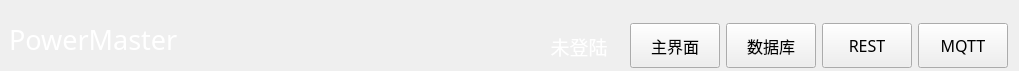
ChinaClever/SDMP, file sdmpCore/navbarwid.ui: the form before one commit.
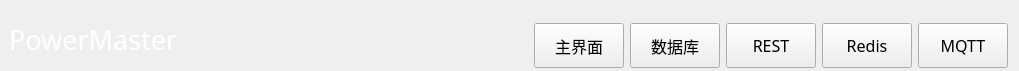
The form after the commit.

```diff
--- a/sdmpCore/navbarwid.ui
+++ b/sdmpCore/navbarwid.ui
@@ -23,6 +23,31 @@
    <property name="bottomMargin">
     <number>0</number>
    </property>
+   <item row="0" column="3">
+    <widget class="QPushButton" name="setBtn">
+     <property name="minimumSize">
+      <size>
+       <width>90</width>
+       <height>0</height>
+      </size>
+     </property>
+     <property name="maximumSize">
+      <size>
+       <width>230</width>
+       <height>45</height>
+      </size>
+     </property>
+     <property name="font">
+      <font>
+       <family>微软雅黑</family>
+       <pointsize>12</pointsize>
+      </font>
+     </property>
+     <property name="text">
+      <string>数据库</string>
+     </property>
+    </widget>
+   </item>
    <item row="0" column="0">
     <widget class="QLabel" name="label">
      <property name="minimumSize">
@@ -48,31 +73,28 @@
      </property>
     </widget>
    </item>
-   <item row="0" column="2">
-    <widget class="QLabel" name="userLab">
+   <item row="0" column="5">
+    <widget class="QPushButton" name="redisBtn">
      <property name="minimumSize">
       <size>
        <width>90</width>
        <height>0</height>
       </size>
      </property>
+     <property name="maximumSize">
+      <size>
+       <width>230</width>
+       <height>45</height>
+      </size>
+     </property>
      <property name="font">
       <font>
        <family>微软雅黑</family>
-       <pointsize>14</pointsize>
+       <pointsize>12</pointsize>
       </font>
      </property>
-     <property name="contextMenuPolicy">
-      <enum>Qt::PreventContextMenu</enum>
-     </property>
-     <property name="styleSheet">
-      <string notr="true">color: rgb(255, 255, 255);</string>
-     </property>
      <property name="text">
-      <string>未登陆</string>
-     </property>
-     <property name="alignment">
-      <set>Qt::AlignCenter</set>
+      <string>Redis</string>
      </property>
     </widget>
    </item>
@@ -89,32 +111,7 @@
      </property>
     </spacer>
    </item>
-   <item row="0" column="6">
-    <widget class="QPushButton" name="loginBtn">
-     <property name="minimumSize">
-      <size>
-       <width>90</width>
-       <height>0</height>
-      </size>
-     </property>
-     <property name="maximumSize">
-      <size>
-       <width>230</width>
-       <height>45</height>
-      </size>
-     </property>
-     <property name="font">
-      <font>
-       <family>微软雅黑</family>
-       <pointsize>12</pointsize>
-      </font>
-     </property>
-     <property name="text">
-      <string>MQTT</string>
-     </property>
-    </widget>
-   </item>
-   <item row="0" column="3">
+   <item row="0" column="2">
     <widget class="QPushButton" name="homeBtn">
      <property name="minimumSize">
       <size>
@@ -139,32 +136,32 @@
      </property>
     </widget>
    </item>
+   <item row="0" column="7">
+    <widget class="QPushButton" name="loginBtn">
+     <property name="minimumSize">
+      <size>
+       <width>90</width>
+       <height>0</height>
+      </size>
+     </property>
+     <property name="maximumSize">
+      <size>
+       <width>230</width>
+       <height>45</height>
+      </size>
+     </property>
+     <property name="font">
+      <font>
+       <family>微软雅黑</family>
+       <pointsize>12</pointsize>
+      </font>
+     </property>
+     <property name="text">
+      <string>MQTT</string>
+     </property>
+    </widget>
+   </item>
    <item row="0" column="4">
-    <widget class="QPushButton" name="setBtn">
-     <property name="minimumSize">
-      <size>
-       <width>90</width>
-       <height>0</height>
-      </size>
-     </property>
-     <property name="maximumSize">
-      <size>
-       <width>230</width>
-       <height>45</height>
-      </size>
-     </property>
-     <property name="font">
-      <font>
-       <family>微软雅黑</family>
-       <pointsize>12</pointsize>
-      </font>
-     </property>
-     <property name="text">
-      <string>数据库</string>
-     </property>
-    </widget>
-   </item>
-   <item row="0" column="5">
     <widget class="QPushButton" name="logBtn">
      <property name="minimumSize">
       <size>
```
